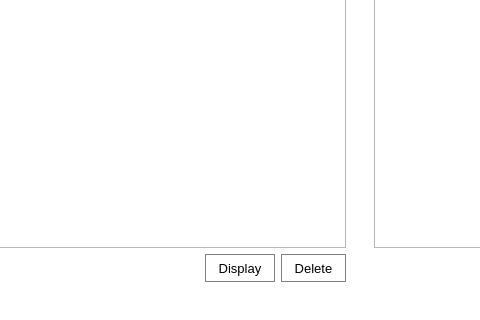
Above: ArcApp/mainwindow.ui from Arc-Project/Arc before the change; both pictures show x 358 to 838 and y 529 to 849 of the 1390 by 849 pixel window. Below: the same form after it.
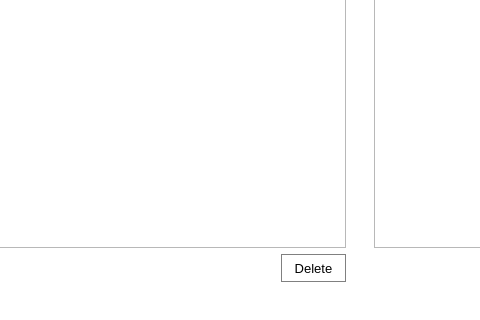
That is the form after the change. Icons and pictures are not drawn.

Commit message: Program info fill in

```diff
--- a/ArcApp/mainwindow.ui
+++ b/ArcApp/mainwindow.ui
@@ -2938,24 +2938,6 @@
              </property>
             </spacer>
            </item>
-           <item>
-            <widget class="QPushButton" name="btn_displayUser_2">
-             <property name="minimumSize">
-              <size>
-               <width>70</width>
-               <height>28</height>
-              </size>
-             </property>
-             <property name="font">
-              <font>
-               <pointsize>10</pointsize>
-              </font>
-             </property>
-             <property name="text">
-              <string>Display</string>
-             </property>
-            </widget>
-           </item>
            <item>
             <widget class="QPushButton" name="pushButton_25">
              <property name="minimumSize">
```
Left out of the diff: 3 changed lines with no effect on the pictures. The commit also changes 2 other files.
